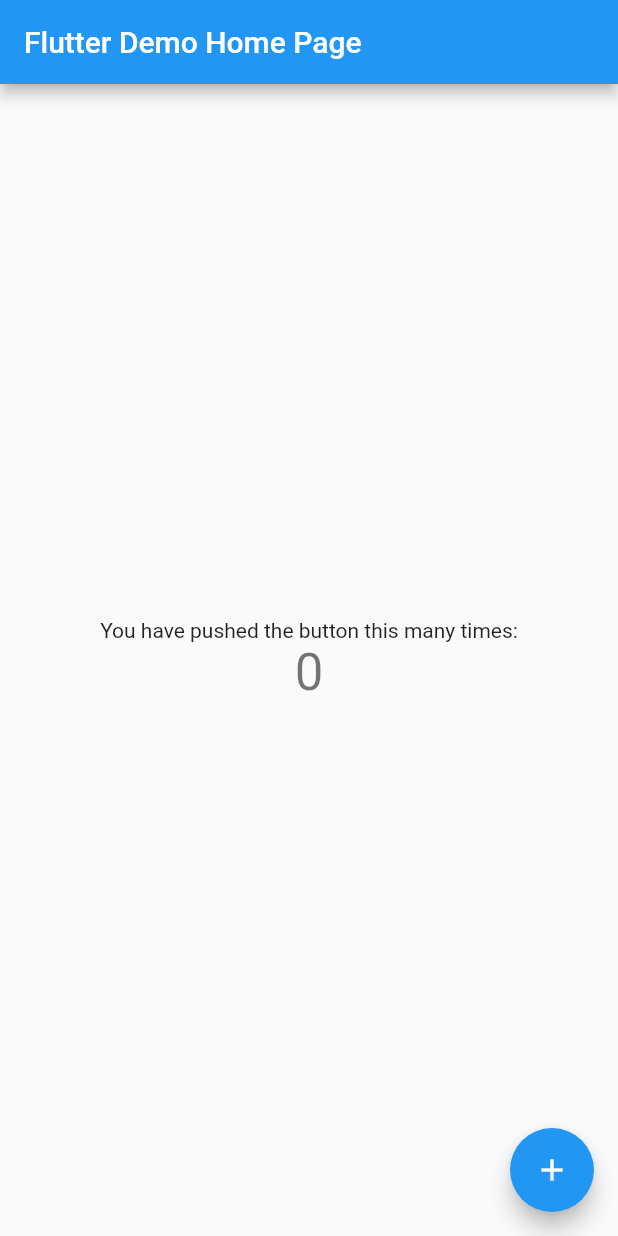
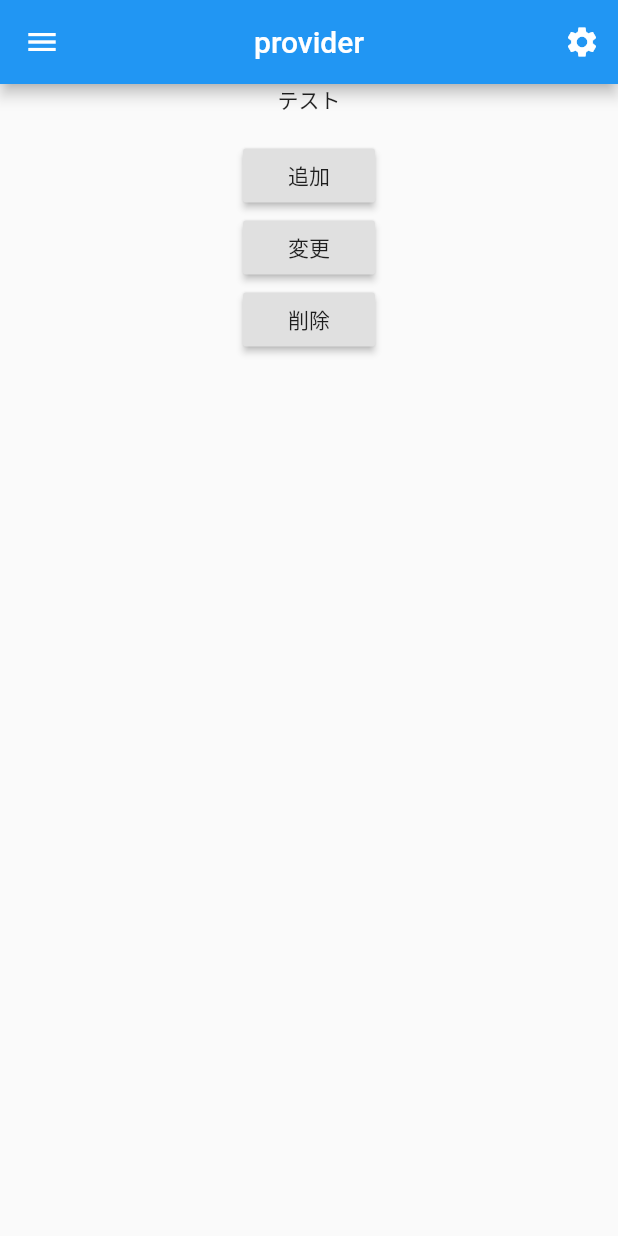
Before and after one commit to imanakame/flutter_cookbook, a Flutter app: the screen it shows after launch, on a phone screen of 412 x 824 dp. Run offline on Flutter 3.47's test engine with Material 2 defaults, Android fonts, the phone set to English and light mode, and no system bars.

Commit message:
add provider to flutter cookbook

```diff
--- a/flutter_notifier_provider/lib/main.dart
+++ b/flutter_notifier_provider/lib/main.dart
@@ -1,117 +1,87 @@
 import 'package:flutter/material.dart';
+import 'package:provider/provider.dart';
+import 'package:flutter_notifier_provider/main_model.dart';
 
 void main() {
   runApp(MyApp());
 }
 
 class MyApp extends StatelessWidget {
-  // This widget is the root of your application.
   @override
   Widget build(BuildContext context) {
-    return MaterialApp(
-      title: 'Flutter Demo',
-      theme: ThemeData(
-        // This is the theme of your application.
-        //
-        // Try running your application with "flutter run". You'll see the
-        // application has a blue toolbar. Then, without quitting the app, try
-        // changing the primarySwatch below to Colors.green and then invoke
-        // "hot reload" (press "r" in the console where you ran "flutter run",
-        // or simply save your changes to "hot reload" in a Flutter IDE).
-        // Notice that the counter didn't reset back to zero; the application
-        // is not restarted.
-        primarySwatch: Colors.blue,
-        // This makes the visual density adapt to the platform that you run
-        // the app on. For desktop platforms, the controls will be smaller and
-        // closer together (more dense) than on mobile platforms.
-        visualDensity: VisualDensity.adaptivePlatformDensity,
+    return MultiProvider(
+      providers: [
+        ChangeNotifierProvider(create: (context) => MainModel()),
+      ],
+      child: MaterialApp(
+        title: 'Provider Demo',
+        theme: ThemeData(
+          // テーマカラー
+          primarySwatch: Colors.blue,
+          visualDensity: VisualDensity.adaptivePlatformDensity,
+        ),
+        initialRoute: '/',
+        routes: {
+          '/': (context) => MyHomePage(),
+        },
       ),
-      home: MyHomePage(title: 'Flutter Demo Home Page'),
     );
   }
 }
 
-class MyHomePage extends StatefulWidget {
-  MyHomePage({Key key, this.title}) : super(key: key);
-
-  // This widget is the home page of your application. It is stateful, meaning
-  // that it has a State object (defined below) that contains fields that affect
-  // how it looks.
-
-  // This class is the configuration for the state. It holds the values (in this
-  // case the title) provided by the parent (in this case the App widget) and
-  // used by the build method of the State. Fields in a Widget subclass are
-  // always marked "final".
-
-  final String title;
-
-  @override
-  _MyHomePageState createState() => _MyHomePageState();
-}
-
-class _MyHomePageState extends State<MyHomePage> {
-  int _counter = 0;
-
-  void _incrementCounter() {
-    setState(() {
-      // This call to setState tells the Flutter framework that something has
-      // changed in this State, which causes it to rerun the build method below
-      // so that the display can reflect the updated values. If we changed
-      // _counter without calling setState(), then the build method would not be
-      // called again, and so nothing would appear to happen.
-      _counter++;
-    });
-  }
+class MyHomePage extends StatelessWidget {
 
   @override
   Widget build(BuildContext context) {
-    // This method is rerun every time setState is called, for instance as done
-    // by the _incrementCounter method above.
-    //
-    // The Flutter framework has been optimized to make rerunning build methods
-    // fast, so that you can just rebuild anything that needs updating rather
-    // than having to individually change instances of widgets.
     return Scaffold(
-      appBar: AppBar(
-        // Here we take the value from the MyHomePage object that was created by
-        // the App.build method, and use it to set our appbar title.
-        title: Text(widget.title),
-      ),
-      body: Center(
-        // Center is a layout widget. It takes a single child and positions it
-        // in the middle of the parent.
-        child: Column(
-          // Column is also a layout widget. It takes a list of children and
-          // arranges them vertically. By default, it sizes itself to fit its
-          // children horizontally, and tries to be as tall as its parent.
-          //
-          // Invoke "debug painting" (press "p" in the console, choose the
-          // "Toggle Debug Paint" action from the Flutter Inspector in Android
-          // Studio, or the "Toggle Debug Paint" command in Visual Studio Code)
-          // to see the wireframe for each widget.
-          //
-          // Column has various properties to control how it sizes itself and
-          // how it positions its children. Here we use mainAxisAlignment to
-          // center the children vertically; the main axis here is the vertical
-          // axis because Columns are vertical (the cross axis would be
-          // horizontal).
-          mainAxisAlignment: MainAxisAlignment.center,
-          children: <Widget>[
-            Text(
-              'You have pushed the button this many times:',
-            ),
-            Text(
-              '$_counter',
-              style: Theme.of(context).textTheme.headline4,
+        appBar: new AppBar(
+          leading: Icon(Icons.menu),
+          title: const Text('provider'),
+          centerTitle: true,
+          actions: <Widget>[
+            IconButton(
+              icon: const Icon(Icons.settings),
+              onPressed: () {
+                //
+              },
             ),
           ],
         ),
-      ),
-      floatingActionButton: FloatingActionButton(
-        onPressed: _incrementCounter,
-        tooltip: 'Increment',
-        child: Icon(Icons.add),
-      ), // This trailing comma makes auto-formatting nicer for build methods.
+        body: Consumer<MainModel>(builder: (context, model, child) {
+          return Center(
+            child: Column(
+              children: [
+                Text(model.todoList[0]["name"]),
+                Text(model.todoList.length == 2 ? model.todoList[1]["name"] : ""),
+                RaisedButton(
+                  child: Text('追加'),
+                  onPressed: () {
+                    // ここでなにか
+                    if(model.todoList.length == 1) {
+                      model.addTask({"name": "追加したよ"});
+                    }
+                  },
+                ),
+                RaisedButton(
+                  child: Text('変更'),
+                  onPressed: () {
+                    // ここでなにか
+                    model.changeTask(0, "変更したよ");
+                  },
+                ),
+                RaisedButton(
+                  child: Text('削除'),
+                  onPressed: () {
+                    // ここでなにか
+                    if(model.todoList.length == 2) {
+                      model.removeTask(0);
+                    }
+                  },
+                ),
+              ],
+            ),
+          );
+        })
     );
   }
 }
--- a/flutter_notifier_provider/pubspec.yaml
+++ b/flutter_notifier_provider/pubspec.yaml
@@ -23,7 +23,7 @@ environment:
 dependencies:
   flutter:
     sdk: flutter
-
+  provider: ^4.3.1
 
   # The following adds the Cupertino Icons font to your application.
   # Use with the CupertinoIcons class for iOS style icons.
```
Also changed, not shown: flutter_notifier_provider/lib/main_model.dart (added, +25 -0 lines), flutter_notifier_provider/pubspec.lock, 3 other files.
